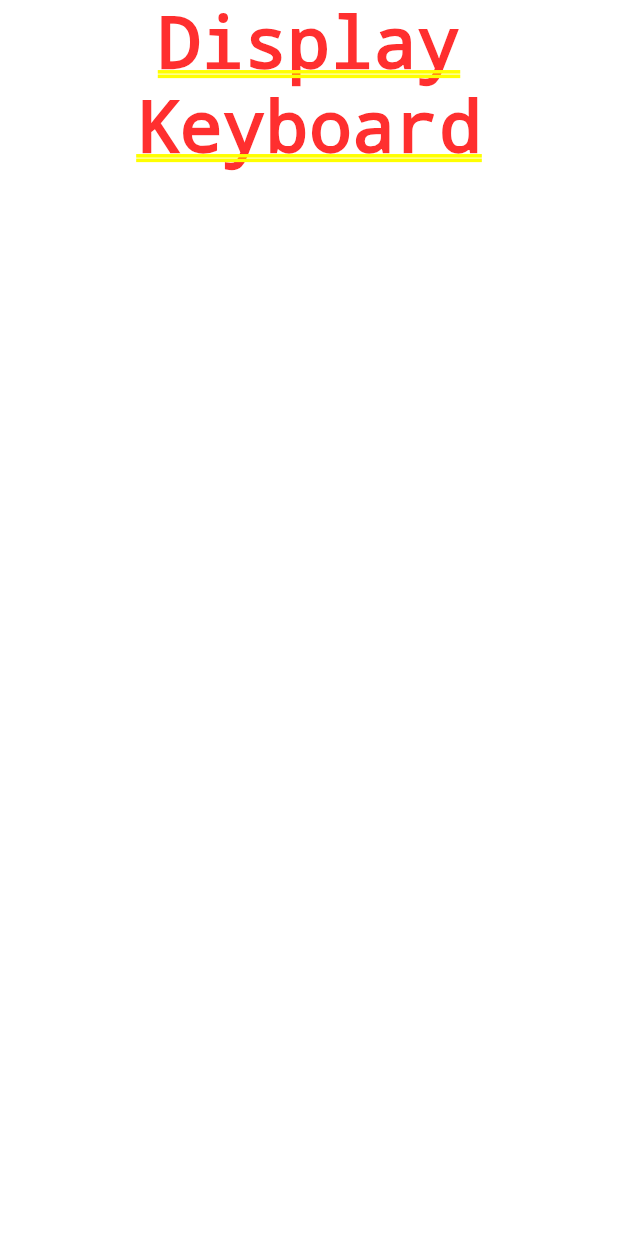
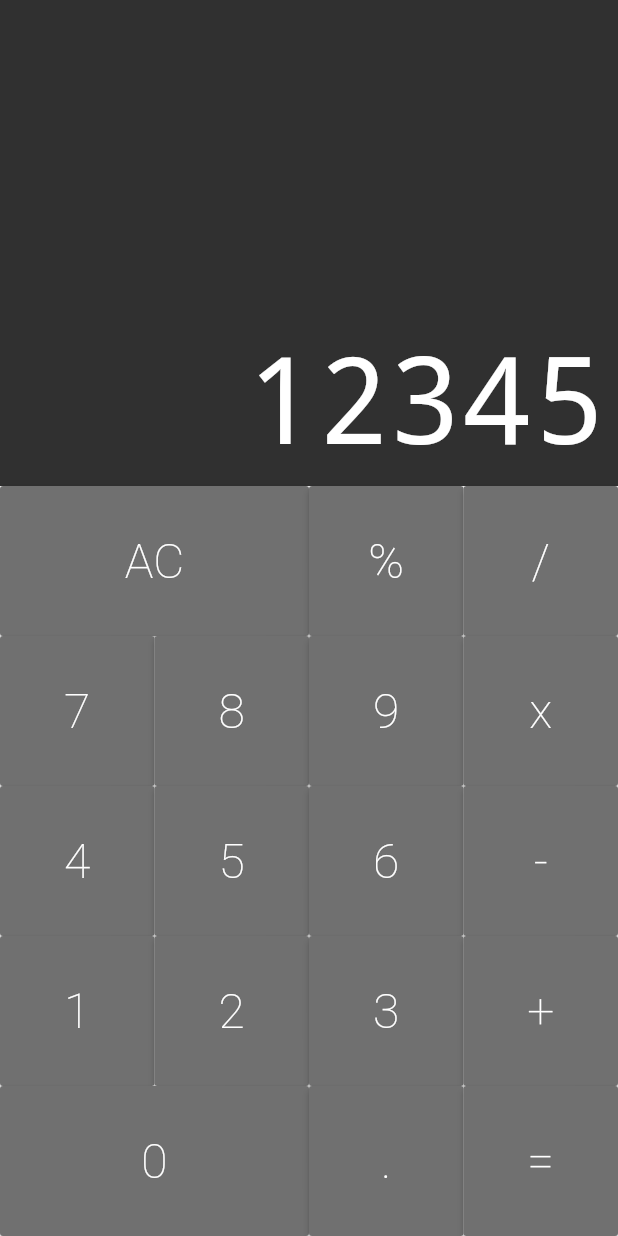
Before and after one commit to FernandoC92/calculator_flutter, a Flutter app: the screen it shows after launch, on a phone screen of 412 x 824 dp. Run offline on Flutter 3.47's test engine with Material 2 defaults, Android fonts, the phone set to English and light mode, and no system bars; drawn by our look-alikes of auto_size_text.

Commit message:
Keyboard

```diff
--- /dev/null
+++ b/lib/components/button.dart
@@ -0,0 +1,28 @@
+import 'package:flutter/material.dart';
+
+class Button extends StatelessWidget {
+  static const DARK = Color.fromRGBO(82, 82, 82, 1);
+  static const DEFAULT = Color.fromRGBO(112, 112, 112, 1);
+  static const OPERATION = Color.fromRGBO(250, 158, 112, 1);
+  final String text;
+  final bool big;
+  final Color color;
+
+  Button({@required this.text, this.big = false, this.color = DEFAULT});
+
+  @override
+  Widget build(BuildContext context) {
+    return Expanded(
+      flex: big ? 2 : 1,
+      child: RaisedButton(
+        color: this.color,
+        child: Text(
+          text,
+          style: TextStyle(
+              color: Colors.white, fontSize: 32, fontWeight: FontWeight.w200),
+        ),
+        onPressed: () {},
+      ),
+    );
+  }
+}
--- /dev/null
+++ b/lib/components/button_row.dart
@@ -0,0 +1,17 @@
+import 'package:calculator/components/button.dart';
+import 'package:flutter/material.dart';
+
+class ButtonRow extends StatelessWidget {
+  final List<Button> buttons;
+  ButtonRow(this.buttons);
+
+  @override
+  Widget build(BuildContext context) {
+    return Expanded(
+      child: Row(
+        crossAxisAlignment: CrossAxisAlignment.stretch,
+        children: buttons,
+      ),
+    );
+  }
+}
--- /dev/null
+++ b/lib/components/display.dart
@@ -0,0 +1,39 @@
+import 'package:auto_size_text/auto_size_text.dart';
+import 'package:flutter/material.dart';
+
+class Display extends StatelessWidget {
+  final String text;
+
+  Display(this.text);
+
+  @override
+  Widget build(BuildContext context) {
+    return Expanded(
+      flex: 1,
+      child: Container(
+        color: Color.fromRGBO(48, 48, 48, 1),
+        child: Column(
+          mainAxisAlignment: MainAxisAlignment.end,
+          crossAxisAlignment: CrossAxisAlignment.stretch,
+          children: <Widget>[
+            Padding(
+              padding: const EdgeInsets.all(8.0),
+              child: AutoSizeText(
+                text,
+                minFontSize: 20,
+                maxFontSize: 80,
+                maxLines: 1,
+                textAlign: TextAlign.end,
+                style: TextStyle(
+                    fontWeight: FontWeight.w100,
+                    decoration: TextDecoration.none,
+                    fontSize: 80,
+                    color: Colors.white),
+              ),
+            ),
+          ],
+        ),
+      ),
+    );
+  }
+}
--- /dev/null
+++ b/lib/components/keyboard.dart
@@ -0,0 +1,47 @@
+import 'package:calculator/components/button.dart';
+import 'package:calculator/components/button_row.dart';
+import 'package:flutter/material.dart';
+
+class Keyboard extends StatelessWidget {
+  @override
+  Widget build(BuildContext context) {
+    return Container(
+      height: 500,
+      child: Column(
+        children: [
+          ButtonRow([
+            Button(
+              text: 'AC',
+              big: true,
+            ),
+            Button(text: '%'),
+            Button(text: '/'),
+          ]),
+          ButtonRow([
+            Button(text: '7'),
+            Button(text: '8'),
+            Button(text: '9'),
+            Button(text: 'x')
+          ]),
+          ButtonRow([
+            Button(text: '4'),
+            Button(text: '5'),
+            Button(text: '6'),
+            Button(text: '-')
+          ]),
+          ButtonRow([
+            Button(text: '1'),
+            Button(text: '2'),
+            Button(text: '3'),
+            Button(text: '+')
+          ]),
+          ButtonRow([
+            Button(text: '0', big: true),
+            Button(text: '.'),
+            Button(text: '=')
+          ]),
+        ],
+      ),
+    );
+  }
+}
--- /dev/null
+++ b/lib/models/Memory.dart
@@ -0,0 +1 @@
+class Memory {}
--- a/lib/screens/calculator.dart
+++ b/lib/screens/calculator.dart
@@ -1,11 +1,16 @@
+import 'package:calculator/components/display.dart';
 import 'package:flutter/material.dart';
+import 'package:calculator/components/keyboard.dart';
 
 class Calculator extends StatelessWidget {
   @override
   Widget build(BuildContext context) {
     return MaterialApp(
         home: Column(
-      children: <Widget>[Text('Display'), Text('Keyboard')],
+      children: <Widget>[
+        Display('12345'),
+        Keyboard(),
+      ],
     ));
   }
 }
--- a/pubspec.yaml
+++ b/pubspec.yaml
@@ -23,6 +23,7 @@ environment:
 dependencies:
   flutter:
     sdk: flutter
+  auto_size_text: 2.1.0
 
 
   # The following adds the Cupertino Icons font to your application.
```
Also changed, not shown: pubspec.lock, 2 other files.
